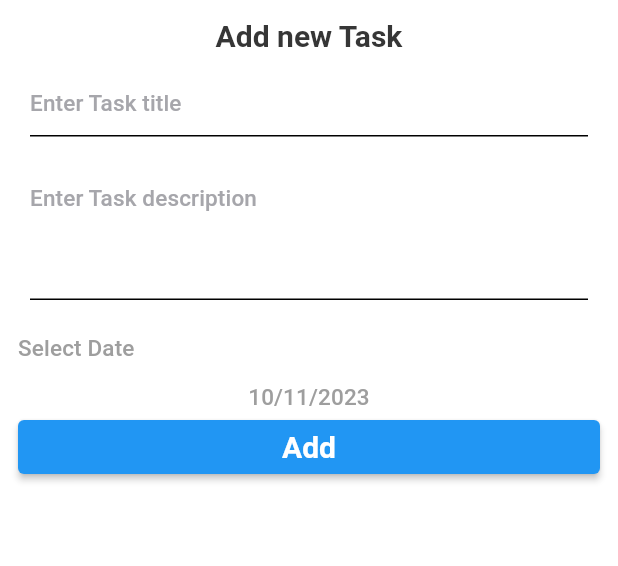
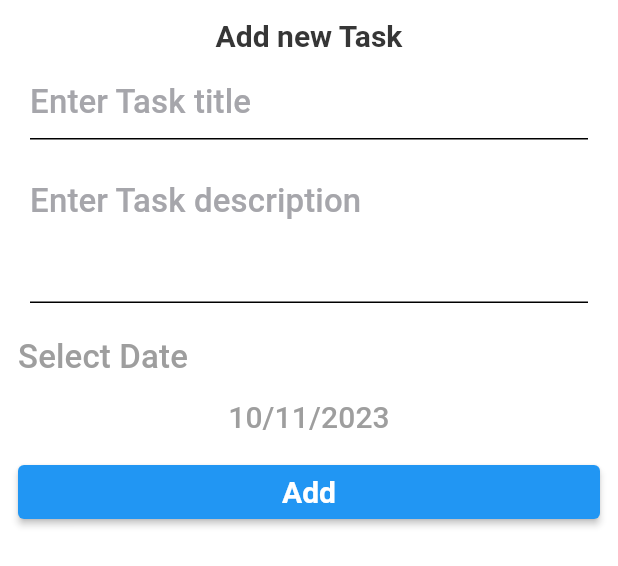
Before and after one commit to MO3GEZA619/ToDoApp, a Flutter app: the AddTaskBottom widget shown alone on an empty page, opened directly, on a phone screen of 412 x 824 dp. Shown: the top 566 px of the screen. Run offline on Flutter 3.47's test engine with Material 2 defaults, Android fonts, the phone set to English and light mode, and no system bars; our stand-ins replace calendar_timeline, cloud_firestore, firebase_core, flutter_slidable; accounts and stored records are empty.

```diff
--- a/lib/Task_Tap/add_task_bottom.dart
+++ b/lib/Task_Tap/add_task_bottom.dart
@@ -43,7 +43,7 @@ class _AddTaskBottomState extends State<AddTaskBottom> {
                   },
                   decoration: InputDecoration(
                       hintText: 'Enter Task title',
-                      hintStyle: Theme.of(context).textTheme.titleSmall,
+                      hintStyle: Theme.of(context).textTheme.titleSmall!.copyWith(fontSize: 22),
                       enabledBorder: UnderlineInputBorder(
                           borderSide: BorderSide(width: 1, color: Colors.black))),
                   validator: (value) {
@@ -63,9 +63,9 @@ class _AddTaskBottomState extends State<AddTaskBottom> {
                   },
                   decoration: InputDecoration(
                     hintText: 'Enter Task description',
-                    hintStyle: Theme.of(context).textTheme.titleSmall,
+                    hintStyle: Theme.of(context).textTheme.titleSmall!.copyWith(fontSize: 22),
                     enabledBorder: UnderlineInputBorder(
-                        borderSide: BorderSide(width: 1, color: Colors.black)),
+                        borderSide: BorderSide(width: 1, color: Colors.black,)),
                   ),
                   maxLines: 3,
                   validator: (value) {
@@ -83,7 +83,7 @@ class _AddTaskBottomState extends State<AddTaskBottom> {
                   style: Theme.of(context)
                       .textTheme
                       .titleSmall!
-                      .copyWith(color: Colors.grey),
+                      .copyWith(color: Colors.grey,fontSize: 22),
                 ),
               ),
               InkWell(
@@ -98,13 +98,16 @@ class _AddTaskBottomState extends State<AddTaskBottom> {
                     style: Theme.of(context)
                         .textTheme
                         .titleSmall!
-                        .copyWith(color: Colors.grey),
+                        .copyWith(color: Colors.grey,fontSize: 20),
                   ),
                 ),
               ),
-              ElevatedButton( onPressed:(){
+              SizedBox(height: 15,),
+              ElevatedButton(
+                  onPressed:(){
                 AddTask();
-              }, child: Text('Add',
+              }, child:
+              Text('Add',
               style: Theme.of(context).textTheme.titleLarge,)),
             ],
           ))
--- a/lib/app_theme.dart
+++ b/lib/app_theme.dart
@@ -44,7 +44,6 @@ class AppTheme {
           unselectedItemColor: grey,
           backgroundColor: Colors.transparent,
           elevation: 0),
-      bottomAppBarColor:containerColor ,
       floatingActionButtonTheme:
       FloatingActionButtonThemeData(backgroundColor: lightBlue)
       ,textTheme: TextTheme(
--- a/pubspec.yaml
+++ b/pubspec.yaml
@@ -39,6 +39,7 @@ dependencies:
   cupertino_icons: ^1.0.2
   cloud_firestore: ^4.12.2
   provider: ^6.0.5
+  fluttertoast: ^8.2.3
 
 dev_dependencies:
   flutter_test:
```
Also changed, not shown: lib/FirerBase_Utils.dart (+13 -0 lines), lib/Task_Tap/task_widget.dart (+16 -3 lines), lib/providers/list_provider.dart (+22 -0 lines), pubspec.lock, 1 other file.
